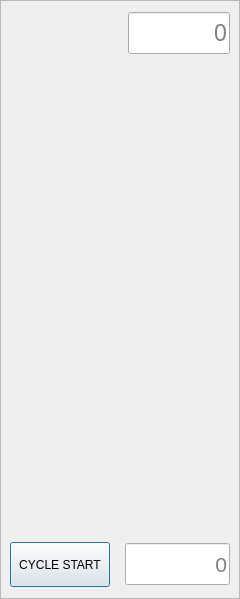
This is probe_basic/run_from_line_dialog.ui in kcjengr/probe_basic as Qt 5 draws it before an edit. The edited form follows.
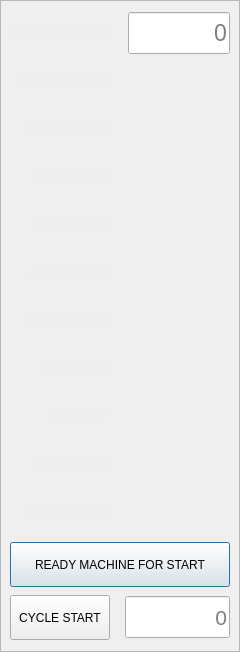
This is the edited form. Custom widgets are drawn as their Qt base class.

Commit message: added "READY MACHINE FOR START" button to rfl dialog

The edit to the form file:
```diff
--- a/probe_basic/run_from_line_dialog.ui
+++ b/probe_basic/run_from_line_dialog.ui
@@ -6,8 +6,8 @@
    <rect>
     <x>0</x>
     <y>0</y>
-    <width>230</width>
-    <height>599</height>
+    <width>240</width>
+    <height>652</height>
    </rect>
   </property>
   <property name="sizePolicy">
@@ -1053,6 +1053,50 @@
         </item>
        </layout>
       </item>
+      <item>
+       <layout class="QHBoxLayout" name="horizontalLayout_14">
+        <property name="spacing">
+         <number>15</number>
+        </property>
+        <property name="topMargin">
+         <number>0</number>
+        </property>
+        <property name="bottomMargin">
+         <number>0</number>
+        </property>
+        <item>
+         <widget class="VCPSettingsPushButton" name="rfl_ready_machine_for_start_button">
+          <property name="enabled">
+           <bool>true</bool>
+          </property>
+          <property name="sizePolicy">
+           <sizepolicy hsizetype="Preferred" vsizetype="Fixed">
+            <horstretch>1</horstretch>
+            <verstretch>0</verstretch>
+           </sizepolicy>
+          </property>
+          <property name="minimumSize">
+           <size>
+            <width>100</width>
+            <height>45</height>
+           </size>
+          </property>
+          <property name="maximumSize">
+           <size>
+            <width>16777215</width>
+            <height>45</height>
+           </size>
+          </property>
+          <property name="text">
+           <string>READY MACHINE FOR START</string>
+          </property>
+          <property name="checkable">
+           <bool>false</bool>
+          </property>
+         </widget>
+        </item>
+       </layout>
+      </item>
       <item>
        <layout class="QHBoxLayout" name="horizontalLayout_8">
         <property name="spacing">
```
